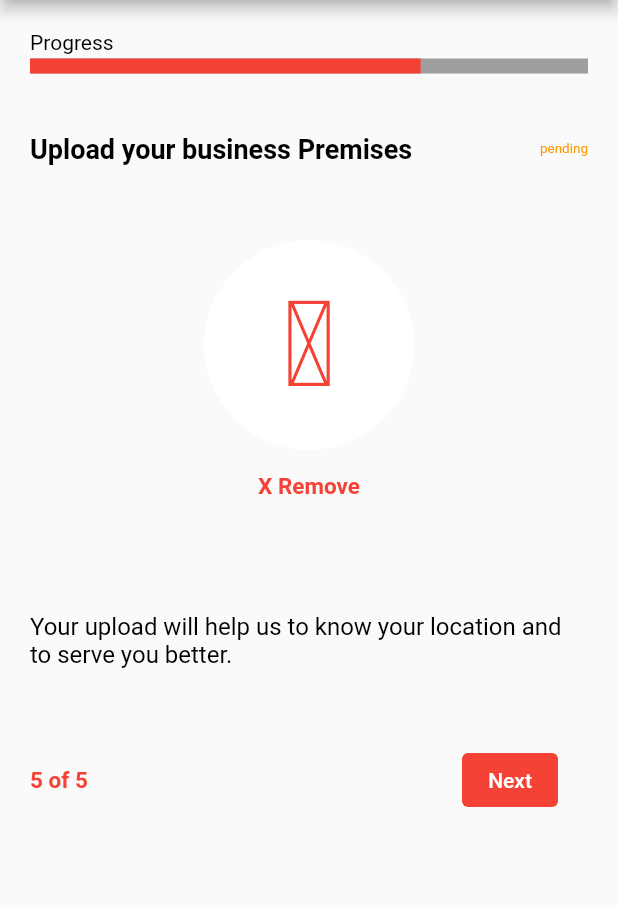
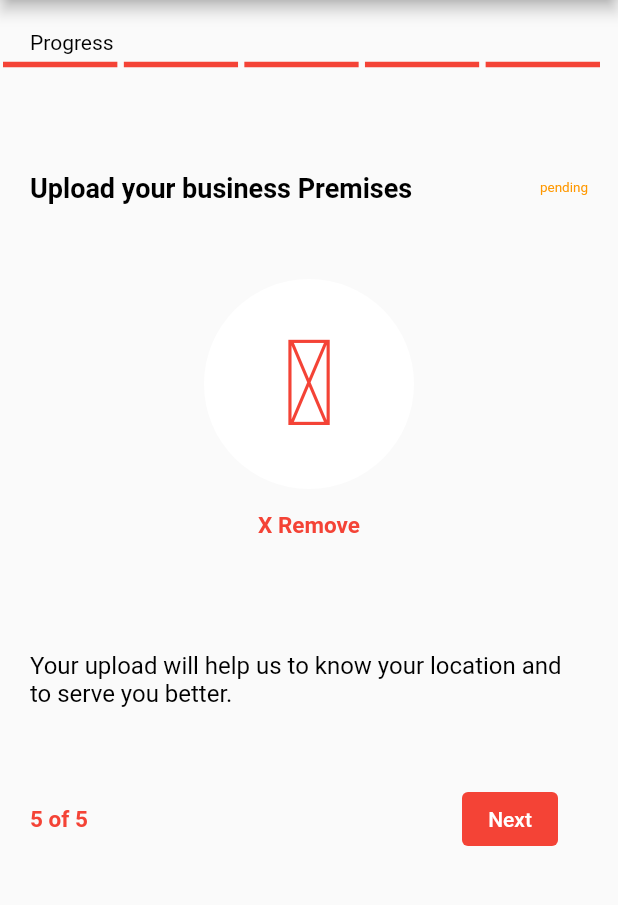
Before and after one commit to wampet/CHAPCHAP-KYC-frontend, a Flutter app: the BusinessLocation screen opened by its route, on a phone screen of 412 x 824 dp, the part 84-989 px from its top. Run offline on Flutter 3.47's test engine with Material 2 defaults, Android fonts, the phone set to English and light mode, and no system bars; drawn by our look-alikes of step_progress_indicator; our stand-ins replace dotted_border, image_picker, permission_handler.

Commit message:
File Upload System on The Pages

```diff
--- a/lib/pages/business_location.dart
+++ b/lib/pages/business_location.dart
@@ -66,14 +66,16 @@ class _BusinessLocationState extends State<BusinessLocation> {
                     ),
                   ),
                   Container(
-                    margin: const EdgeInsets.fromLTRB(20, 3, 20, 0),
-                    padding: const EdgeInsets.fromLTRB(0, 0, 0, 0),
-                    child: const LinearProgressIndicator(
-                        value: 0.7,
-                        backgroundColor: Colors.grey,
-                        minHeight: 10,
-                        color: Colors.red),
-                  ),
+                    alignment: Alignment.topCenter,
+                    margin: const EdgeInsets.fromLTRB(0, 5, 10, 30),
+
+                  child: const StepProgressIndicator(
+                                totalSteps: 5,
+                                currentStep: 5,
+                                selectedColor: Colors.red,
+                                unselectedColor: Colors.grey
+                            ),
+                ),
                 ],
               ),
               Row(
```
Also changed, not shown: lib/pages/individual_location.dart (+8 -6 lines).
